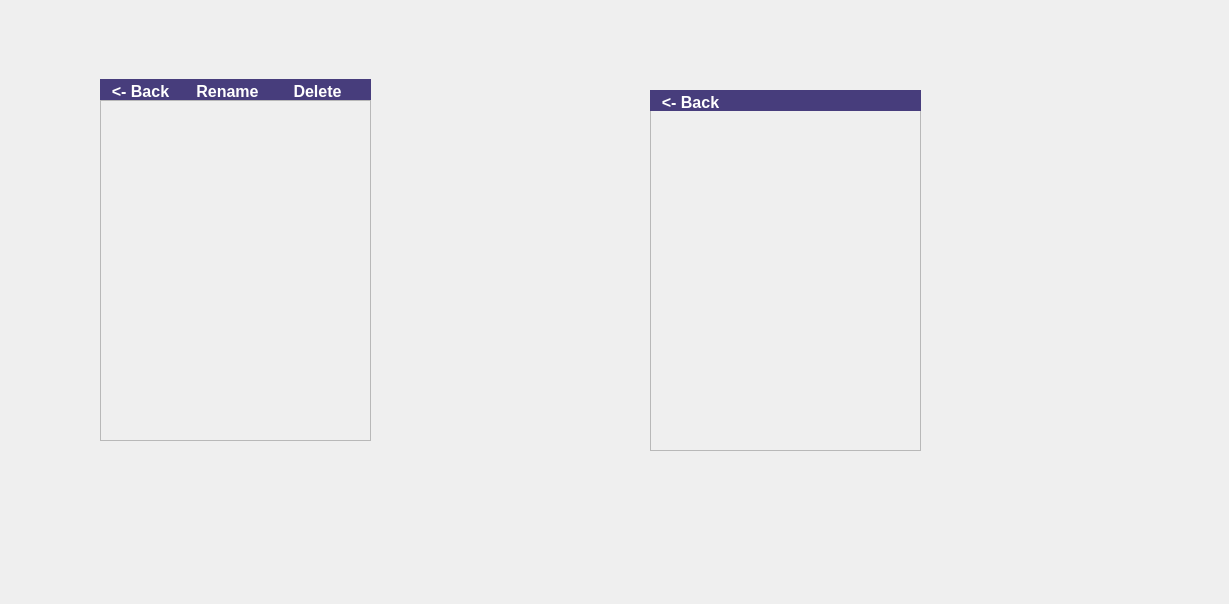
mihaitudor17/One-Drive, file OneDrive/OneDrive/Account.ui: the form before one commit.
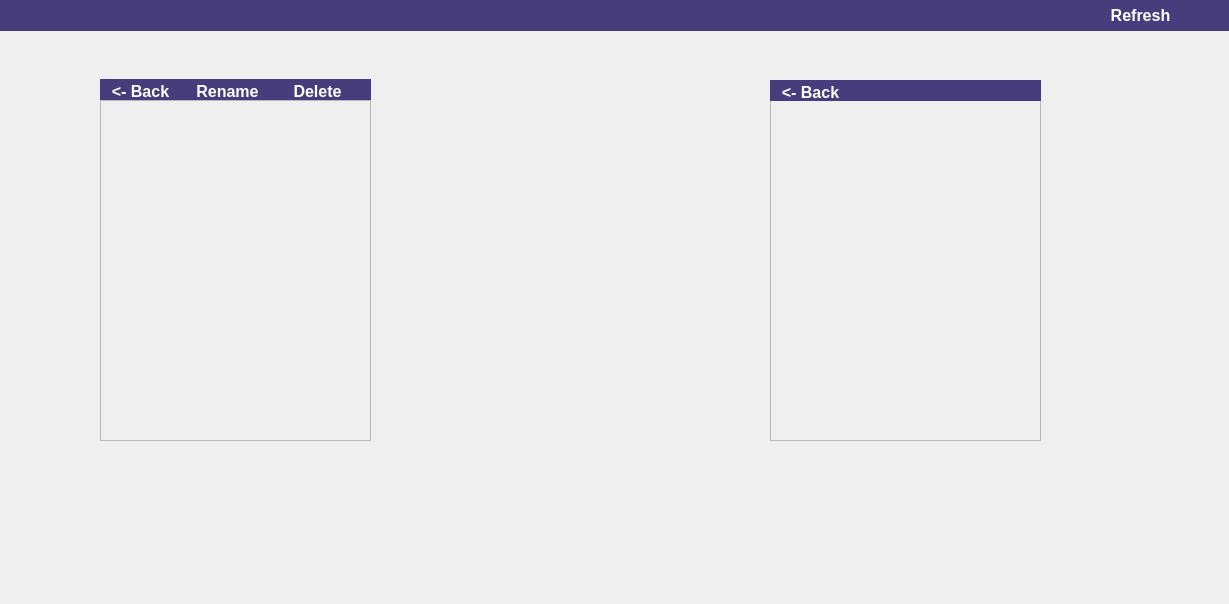
The form after the commit.

Commit message: Added refresh button.

Patch:
```diff
--- a/OneDrive/OneDrive/Account.ui
+++ b/OneDrive/OneDrive/Account.ui
@@ -58,8 +58,8 @@
   <widget class="QScrollArea" name="serverFolder">
    <property name="geometry">
     <rect>
-     <x>650</x>
-     <y>110</y>
+     <x>770</x>
+     <y>100</y>
      <width>271</width>
      <height>341</height>
     </rect>
@@ -100,8 +100,8 @@
   <widget class="QWidget" name="serverWidget" native="true">
    <property name="geometry">
     <rect>
-     <x>740</x>
-     <y>490</y>
+     <x>860</x>
+     <y>480</y>
      <width>120</width>
      <height>80</height>
     </rect>
@@ -213,8 +213,8 @@
   <widget class="QWidget" name="menu_bar_server" native="true">
    <property name="geometry">
     <rect>
-     <x>650</x>
-     <y>90</y>
+     <x>770</x>
+     <y>80</y>
      <width>271</width>
      <height>21</height>
     </rect>
@@ -253,6 +253,55 @@
     </property>
    </widget>
   </widget>
+  <widget class="QWidget" name="menu_bar_local_2" native="true">
+   <property name="geometry">
+    <rect>
+     <x>0</x>
+     <y>0</y>
+     <width>1291</width>
+     <height>31</height>
+    </rect>
+   </property>
+   <property name="sizePolicy">
+    <sizepolicy hsizetype="Expanding" vsizetype="Preferred">
+     <horstretch>0</horstretch>
+     <verstretch>0</verstretch>
+    </sizepolicy>
+   </property>
+   <property name="styleSheet">
+    <string notr="true">background:rgb(71, 61, 124);</string>
+   </property>
+   <widget class="QPushButton" name="back_local_2">
+    <property name="geometry">
+     <rect>
+      <x>1090</x>
+      <y>0</y>
+      <width>101</width>
+      <height>31</height>
+     </rect>
+    </property>
+    <property name="styleSheet">
+     <string notr="true">QPushButton
+{
+font-weight:bold ;
+font-style : normal;
+border: 0.1px solid black;
+border-radius:15px;
+background:rgb(71, 61, 124);
+color:white;
+font-size:16px;
+}
+
+QPushButton:hover
+{
+   background-color:rgb(170, 149, 255);
+}</string>
+    </property>
+    <property name="text">
+     <string>Refresh</string>
+    </property>
+   </widget>
+  </widget>
  </widget>
  <layoutdefault spacing="6" margin="11"/>
  <resources/>
```
Left out of the diff: 18 changed lines with no effect on the pictures. The commit also changes 6 other files.
